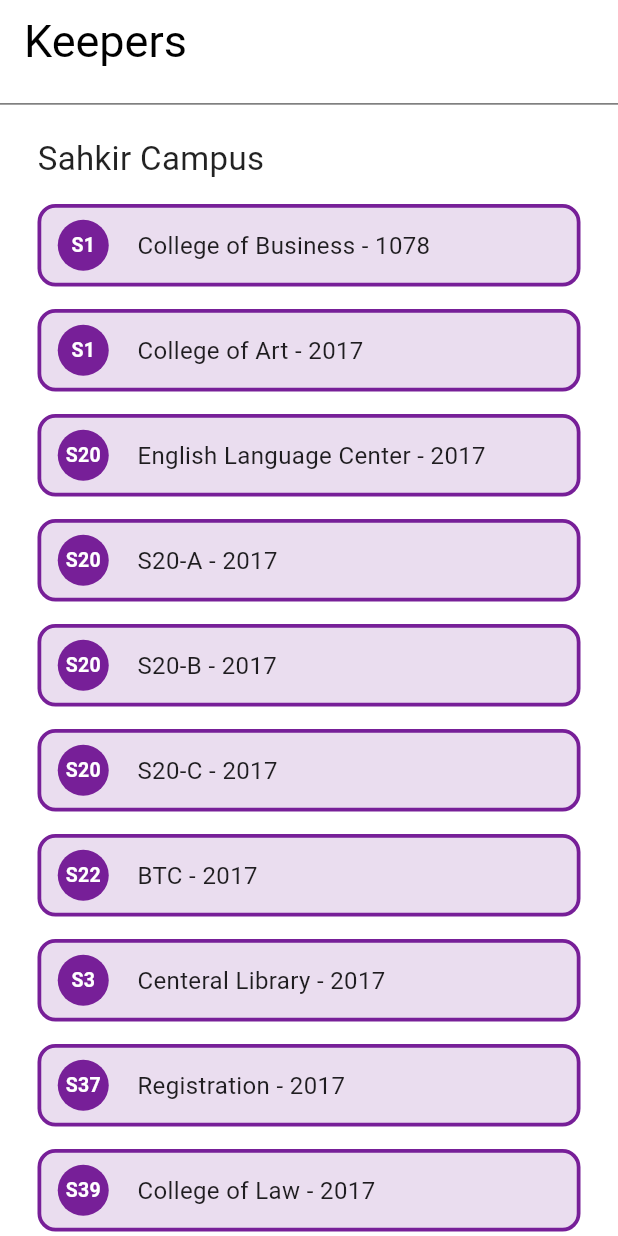
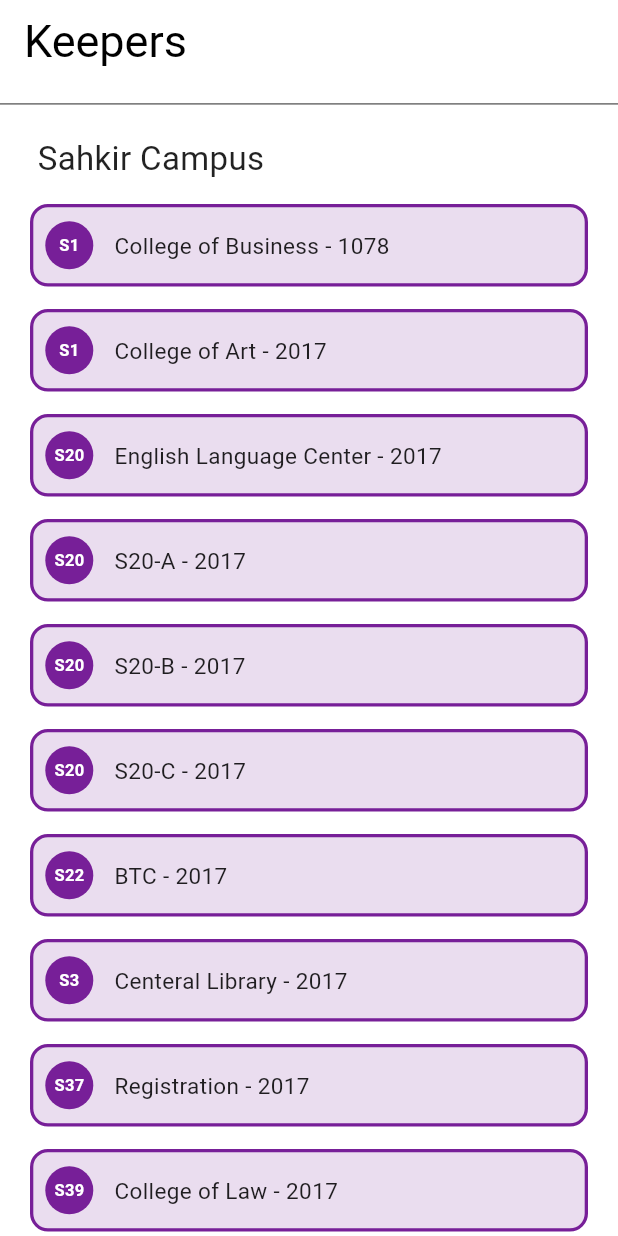
Before and after one commit to ZainabJameel300/UniFind, a Flutter app: the KeepersPage screen opened directly, on a phone screen of 412 x 824 dp. Run offline on Flutter 3.47's test engine with Material 3 defaults, Android fonts, the phone set to English and light mode, and no system bars; our stand-ins replace cloud_firestore, dotted_border, firebase_auth, firebase_core, firebase_storage, image_picker and 2 more; accounts and stored records are empty; project files that could hold a hidden picture were left out.

Commit message:
Added fixes to keepers, report item , and login page

```diff
--- a/lib/Components/keepers_container.dart
+++ b/lib/Components/keepers_container.dart
@@ -18,23 +18,25 @@ class KeepersContainer extends StatelessWidget {
 
   @override
   Widget build(BuildContext context) {
-    return Padding(
-      padding: const EdgeInsets.only(left: 25, right: 25),
+    return SafeArea(
+      child: Padding(
+        padding: const EdgeInsets.symmetric(horizontal: 20),
         child: Container(
           height: 55,
-        width: double.infinity, // Make it responsive
-        padding: const EdgeInsets.all(8),
+          width: double.infinity,
           decoration: BoxDecoration(
             color: fillColor,
-          border: Border.all(color: borderColor, width: 2.5),
+            border: Border.all(color: borderColor, width: 2.2),
             borderRadius: BorderRadius.circular(12),
           ),
           child: Row(
             children: [
-            // College Code
+              const SizedBox(width: 8),
+
+              // College Code Circle
               Container(
-              width: 40,
-              height: 40,
+                width: 32,
+                height: 32,
                 decoration: BoxDecoration(
                   color: circleColor,
                   shape: BoxShape.circle,
@@ -45,25 +47,30 @@ class KeepersContainer extends StatelessWidget {
                   style: const TextStyle(
                     color: Colors.white,
                     fontWeight: FontWeight.bold,
-                  fontSize: 13,
+                    fontSize: 11,
                   ),
                 ),
               ),
-            const SizedBox(width: 16),
-            // Title text wrapped in Flexible , this way on smaller screens it will adjust accordingly!
-            Flexible(
+
+              const SizedBox(width: 14),
+
+              // Colleges and their offices
+              Expanded(
                 child: Text(
                   title,
                   style: const TextStyle(
                     color: Colors.black87,
-                  fontSize: 16,
+                    fontSize: 15,
                     fontWeight: FontWeight.w400,
                   ),
-                softWrap: true,
-                overflow: TextOverflow.visible,
+                  maxLines: 1,
+                  overflow: TextOverflow.ellipsis,
                 ),
               ),
+
+              const SizedBox(width: 8),
             ],
+          ),
         ),
       ),
     );
--- a/lib/pages/keepers_page.dart
+++ b/lib/pages/keepers_page.dart
@@ -25,7 +25,8 @@ class KeepersPage extends StatelessWidget {
     return Scaffold(
       backgroundColor: Colors.white,
       appBar: MyAppbar(title: "Keepers", showBack: false),
-      body: ListView(
+      body: SafeArea(
+        child: ListView(
           children: [
             Column(
               children: [
@@ -247,6 +248,7 @@ class KeepersPage extends StatelessWidget {
             ),
           ],
         ),
+      ),
     );
   }
 }
```
Also changed, not shown: lib/Pages/Account_page.dart (+0 -10 lines), lib/Pages/forgotpassword.dart (+20 -24 lines), lib/Pages/login.dart (+19 -4 lines), lib/pages/report_item_page.dart (+31 -19 lines). Lines whose indentation alone changed are shown as unchanged.
